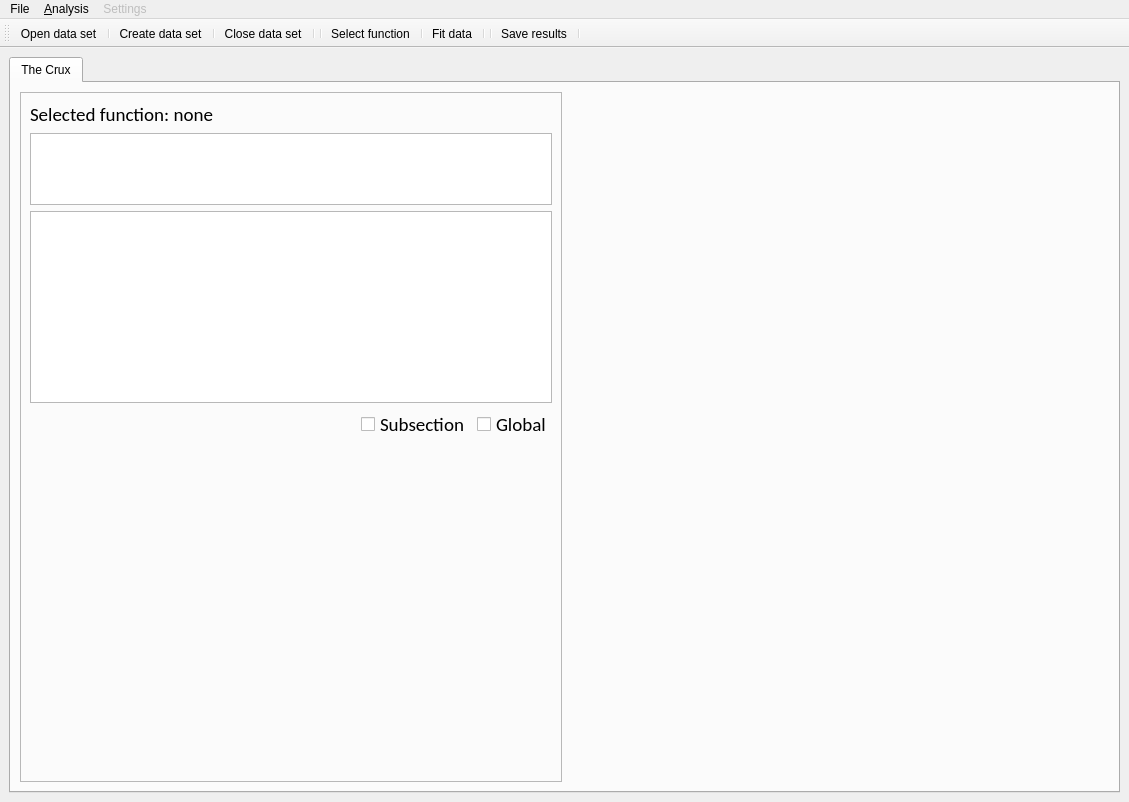
ubenu/Blits, file Resources/UI/blits.ui: the form before one commit.
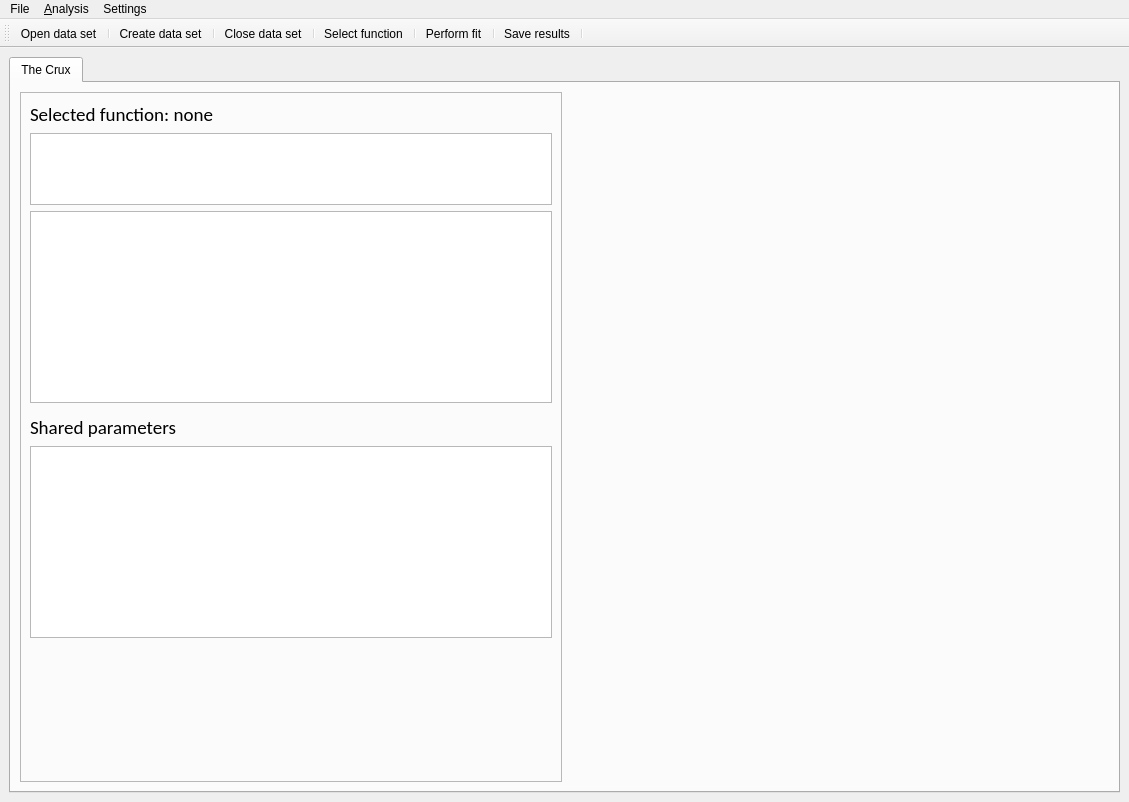
The form after the commit. Icons and pictures are not drawn.

```diff
--- a/Resources/UI/blits.ui
+++ b/Resources/UI/blits.ui
@@ -43,7 +43,7 @@
        <attribute name="title">
         <string>The Crux</string>
        </attribute>
-       <layout class="QHBoxLayout" name="horizontalLayout" stretch="1,1">
+       <layout class="QHBoxLayout" name="horizontalLayout" stretch="0,0">
         <item>
          <widget class="QFrame" name="params_window">
           <property name="sizePolicy">
@@ -122,8 +122,10 @@
                </property>
               </widget>
              </item>
+            </layout>
+           </item>
              <item>
-              <widget class="QCheckBox" name="chk_subsection">
+            <widget class="QLabel" name="label">
                <property name="font">
                 <font>
                  <family>Calibri</family>
@@ -131,20 +133,26 @@
                 </font>
                </property>
                <property name="text">
-                <string>Subsection</string>
+              <string>Shared parameters</string>
                </property>
               </widget>
              </item>
              <item>
-              <widget class="QCheckBox" name="chk_global">
-               <property name="font">
-                <font>
-                 <family>Calibri</family>
-                 <pointsize>14</pointsize>
-                </font>
-               </property>
-               <property name="text">
-                <string>Global</string>
+            <widget class="QTableWidget" name="tbl_series_links">
+             <property name="sizePolicy">
+              <sizepolicy hsizetype="Expanding" vsizetype="Preferred">
+               <horstretch>0</horstretch>
+               <verstretch>0</verstretch>
+              </sizepolicy>
+             </property>
+            </widget>
+           </item>
+           <item>
+            <layout class="QHBoxLayout" name="horizontalLayout_4">
+             <item>
+              <widget class="QDialogButtonBox" name="bbox_link">
+               <property name="standardButtons">
+                <set>QDialogButtonBox::NoButton</set>
                </property>
               </widget>
              </item>
@@ -216,19 +224,14 @@
     </property>
     <addaction name="action_select_function"/>
     <addaction name="action_estimate"/>
+    <addaction name="separator"/>
     <addaction name="action_apply"/>
     <addaction name="action_analyze"/>
-    <addaction name="separator"/>
    </widget>
    <widget class="QMenu" name="menuSettings">
-    <property name="enabled">
-     <bool>false</bool>
-    </property>
     <property name="title">
      <string>Settings</string>
     </property>
-    <addaction name="separator"/>
-    <addaction name="separator"/>
    </widget>
    <addaction name="menu_File"/>
    <addaction name="menu_Analysis"/>
@@ -253,12 +256,10 @@
    <addaction name="separator"/>
    <addaction name="action_close"/>
    <addaction name="separator"/>
-   <addaction name="separator"/>
    <addaction name="action_select_function"/>
    <addaction name="separator"/>
    <addaction name="action_analyze"/>
    <addaction name="separator"/>
-   <addaction name="separator"/>
    <addaction name="action_save"/>
    <addaction name="separator"/>
   </widget>
@@ -310,7 +311,7 @@
     <bool>false</bool>
    </property>
    <property name="text">
-    <string>Fit data</string>
+    <string>Perform fit</string>
    </property>
   </action>
   <action name="action_close">
@@ -325,15 +326,17 @@
   </action>
   <action name="action_apply">
    <property name="text">
-    <string>Apply current</string>
+    <string>Apply current parameters</string>
    </property>
   </action>
-  <action name="action_global">
-   <property name="checkable">
-    <bool>true</bool>
+  <action name="action_global_fit">
+   <property name="text">
+    <string>Link parameters for global fit</string>
    </property>
+  </action>
+  <action name="action_subsection">
    <property name="text">
-    <string>Global fitting</string>
+    <string>Fit subsection</string>
    </property>
   </action>
  </widget>
```
Lines whose indentation alone changed are shown as unchanged.
